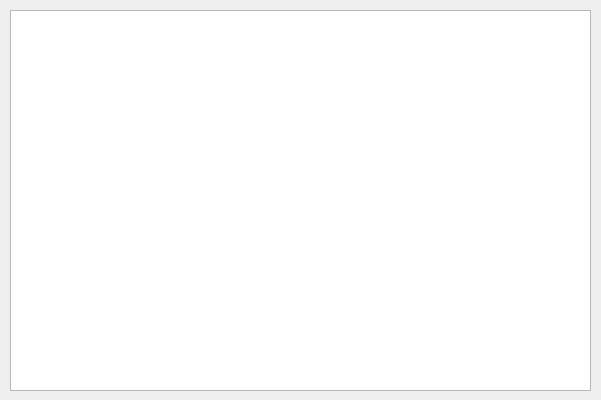
The window that main.ui (pelmenos/cofeek) describes before a commit, drawn with Qt 5.
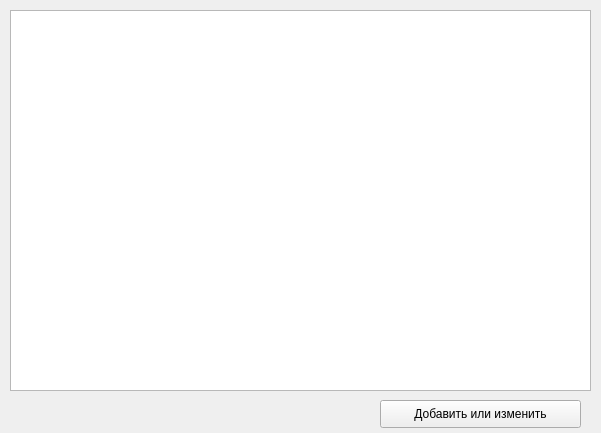
The same window after the commit.

```diff
--- a/main.ui
+++ b/main.ui
@@ -7,7 +7,7 @@
     <x>0</x>
     <y>0</y>
     <width>601</width>
-    <height>400</height>
+    <height>433</height>
    </rect>
   </property>
   <property name="windowTitle">
@@ -23,6 +23,19 @@
     </rect>
    </property>
   </widget>
+  <widget class="QPushButton" name="pushButton">
+   <property name="geometry">
+    <rect>
+     <x>380</x>
+     <y>400</y>
+     <width>201</width>
+     <height>28</height>
+    </rect>
+   </property>
+   <property name="text">
+    <string>Добавить или изменить</string>
+   </property>
+  </widget>
  </widget>
  <resources/>
  <connections/>
```
